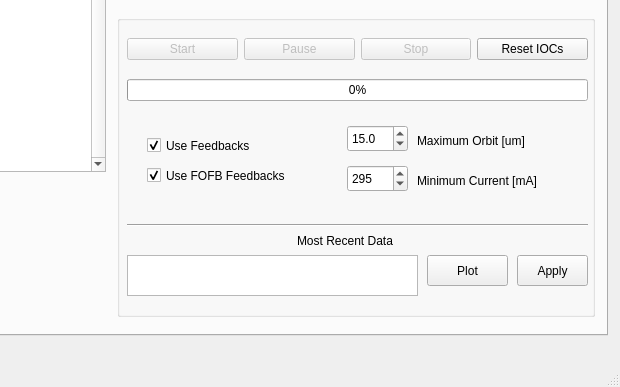
DiamondLightSource/dls-bba, file src/dls_bba/fbba_gui.ui: the form before one commit; both pictures show x 223 to 843 and y 385 to 772 of the 843 by 772 pixel window.
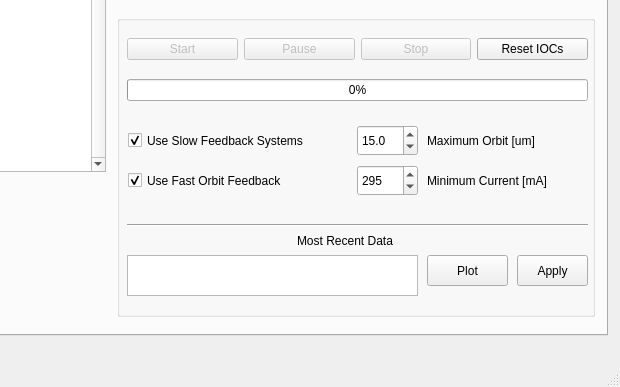
The form after the commit. The open tabs and pages were chosen to show the change.

Commit message: Improve feedback systems checkboxes

```diff
--- a/src/dls_bba/fbba_gui.ui
+++ b/src/dls_bba/fbba_gui.ui
@@ -475,14 +475,14 @@
            <widget class="QCheckBox" name="config_use_fofb">
             <property name="geometry">
              <rect>
-              <x>30</x>
+              <x>11</x>
               <y>150</y>
               <width>191</width>
-              <height>21</height>
+              <height>31</height>
              </rect>
             </property>
             <property name="text">
-             <string>Use FOFB Feedbacks</string>
+             <string>Use Fast Orbit Feedback</string>
             </property>
             <property name="checked">
              <bool>true</bool>
@@ -491,10 +491,10 @@
            <widget class="QDoubleSpinBox" name="config_max_orbit">
             <property name="geometry">
              <rect>
-              <x>230</x>
+              <x>240</x>
               <y>110</y>
               <width>61</width>
-              <height>27</height>
+              <height>31</height>
              </rect>
             </property>
             <property name="decimals">
@@ -513,7 +513,7 @@
            <widget class="QLabel" name="label_9">
             <property name="geometry">
              <rect>
-              <x>300</x>
+              <x>310</x>
               <y>110</y>
               <width>141</width>
               <height>31</height>
@@ -526,10 +526,10 @@
            <widget class="QDoubleSpinBox" name="config_current_limit">
             <property name="geometry">
              <rect>
-              <x>230</x>
+              <x>240</x>
               <y>150</y>
               <width>61</width>
-              <height>27</height>
+              <height>31</height>
              </rect>
             </property>
             <property name="decimals">
@@ -548,7 +548,7 @@
            <widget class="QLabel" name="label_25">
             <property name="geometry">
              <rect>
-              <x>300</x>
+              <x>310</x>
               <y>150</y>
               <width>161</width>
               <height>31</height>
@@ -629,14 +629,14 @@
            <widget class="QCheckBox" name="config_use_feedbacks">
             <property name="geometry">
              <rect>
-              <x>30</x>
-              <y>120</y>
-              <width>191</width>
-              <height>21</height>
+              <x>11</x>
+              <y>110</y>
+              <width>221</width>
+              <height>31</height>
              </rect>
             </property>
             <property name="text">
-             <string>Use Feedbacks</string>
+             <string>Use Slow Feedback Systems</string>
             </property>
             <property name="checked">
              <bool>true</bool>
```
The commit also changes 1 other file.
